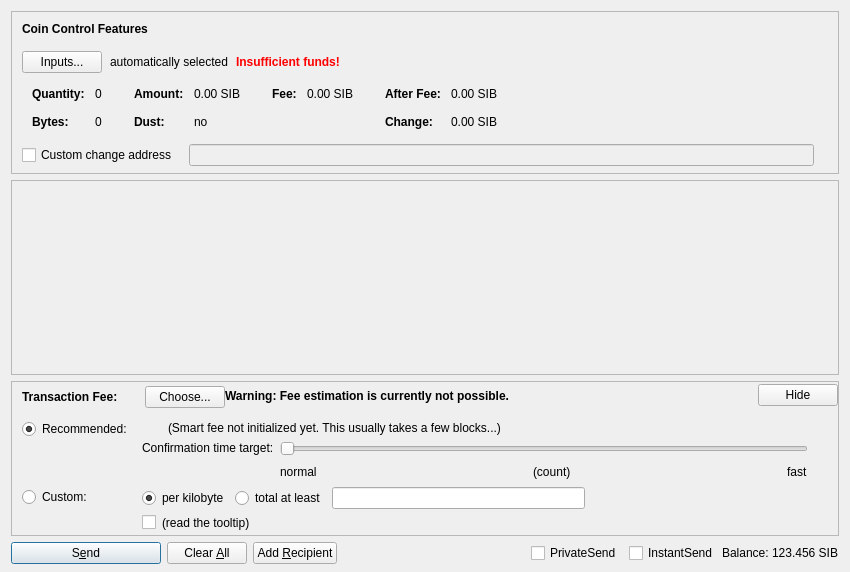
Above: src/qt/forms/sendcoinsdialog.ui from heliseus/sibcoin before the change. Below: the same form after it.
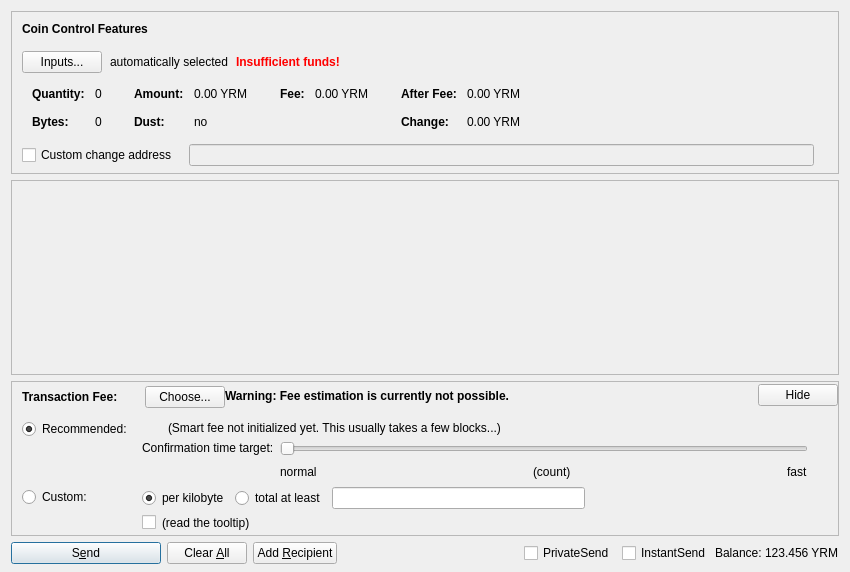
That is the form after the change. Icons and pictures are not drawn. Custom widgets are drawn as their Qt base class.

What changed in the file:
```diff
--- a/src/qt/forms/sendcoinsdialog.ui
+++ b/src/qt/forms/sendcoinsdialog.ui
@@ -315,7 +315,7 @@
                   <enum>Qt::ActionsContextMenu</enum>
                  </property>
                  <property name="text">
-                  <string notr="true">0.00 SIB</string>
+                  <string notr="true">0.00 YRM</string>
                  </property>
                  <property name="textInteractionFlags">
                   <set>Qt::LinksAccessibleByMouse|Qt::TextSelectableByKeyboard|Qt::TextSelectableByMouse</set>
@@ -395,7 +395,7 @@
                   <enum>Qt::ActionsContextMenu</enum>
                  </property>
                  <property name="text">
-                  <string notr="true">0.00 SIB</string>
+                  <string notr="true">0.00 YRM</string>
                  </property>
                  <property name="textInteractionFlags">
                   <set>Qt::LinksAccessibleByMouse|Qt::TextSelectableByKeyboard|Qt::TextSelectableByMouse</set>
@@ -446,7 +446,7 @@
                   <enum>Qt::ActionsContextMenu</enum>
                  </property>
                  <property name="text">
-                  <string notr="true">0.00 SIB</string>
+                  <string notr="true">0.00 YRM</string>
                  </property>
                  <property name="textInteractionFlags">
                   <set>Qt::LinksAccessibleByMouse|Qt::TextSelectableByKeyboard|Qt::TextSelectableByMouse</set>
@@ -475,7 +475,7 @@
                   <enum>Qt::ActionsContextMenu</enum>
                  </property>
                  <property name="text">
-                  <string notr="true">0.00 SIB</string>
+                  <string notr="true">0.00 YRM</string>
                  </property>
                  <property name="textInteractionFlags">
                   <set>Qt::LinksAccessibleByMouse|Qt::TextSelectableByKeyboard|Qt::TextSelectableByMouse</set>
@@ -1302,7 +1302,7 @@
           <cursorShape>IBeamCursor</cursorShape>
          </property>
          <property name="text">
-          <string notr="true">123.456 SIB</string>
+          <string notr="true">123.456 YRM</string>
          </property>
          <property name="textInteractionFlags">
           <set>Qt::LinksAccessibleByMouse|Qt::TextSelectableByKeyboard|Qt::TextSelectableByMouse</set>
```
